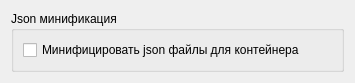
Before: the Qt Designer form ScreamingMercury/SettingsWindow.ui in Ingener74/Small-Screwdriver, drawn with Qt 5.
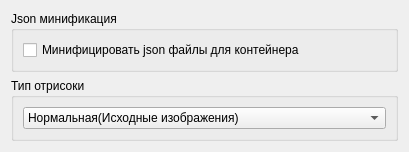
After: the same form once the commit is applied. Icons and pictures are not drawn.

Patch:
```diff
--- a/ScreamingMercury/SettingsWindow.ui
+++ b/ScreamingMercury/SettingsWindow.ui
@@ -7,7 +7,7 @@
     <x>0</x>
     <y>0</y>
     <width>355</width>
-    <height>76</height>
+    <height>145</height>
    </rect>
   </property>
   <property name="windowTitle">
@@ -34,6 +34,29 @@
      </layout>
     </widget>
    </item>
+   <item>
+    <widget class="QGroupBox" name="groupBox_2">
+     <property name="title">
+      <string>Тип отрисоки</string>
+     </property>
+     <layout class="QVBoxLayout" name="verticalLayout_3">
+      <item>
+       <widget class="QComboBox" name="comboBox">
+        <item>
+         <property name="text">
+          <string>Нормальная(Исходные изображения)</string>
+         </property>
+        </item>
+        <item>
+         <property name="text">
+          <string>Отладочная(Схематичная, прямоугольники изображений)</string>
+         </property>
+        </item>
+       </widget>
+      </item>
+     </layout>
+    </widget>
+   </item>
   </layout>
  </widget>
  <resources>
```
